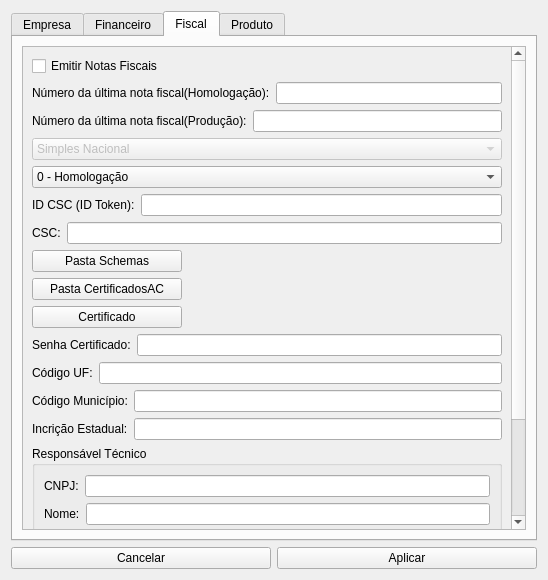
Old version of the form configuracao.ui in the repository GabR36/QEstoqueLoja.
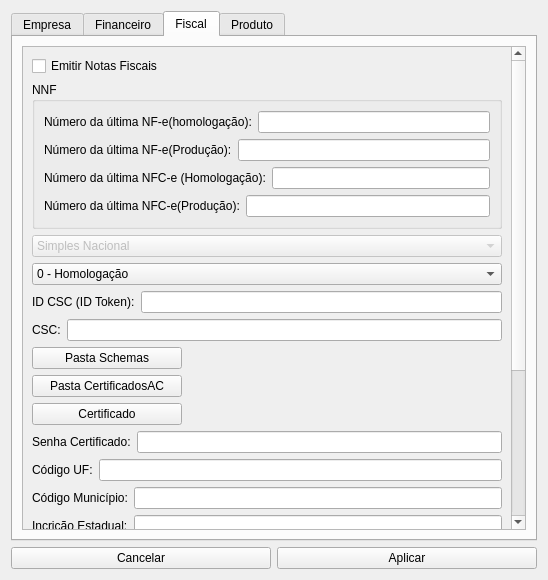
New version of the form. The open tabs and pages were chosen to show the change.

What changed in the file:
```diff
--- a/configuracao.ui
+++ b/configuracao.ui
@@ -307,10 +307,10 @@
             <x>0</x>
             <y>0</y>
             <width>492</width>
-            <height>651</height>
+            <height>752</height>
            </rect>
           </property>
-          <layout class="QVBoxLayout" name="verticalLayout_4">
+          <layout class="QVBoxLayout" name="verticalLayout_8">
            <item>
             <widget class="QCheckBox" name="CheckBox_emitNf">
              <property name="text">
@@ -319,11 +319,48 @@
             </widget>
            </item>
            <item>
+            <widget class="QGroupBox" name="groupBox_2">
+             <property name="toolTip">
+              <string>&lt;html&gt;&lt;head/&gt;&lt;body&gt;&lt;p&gt;Se você já emitiu nota com outro programa vai precisar preencher o número da última Nota-Fiscal e Nota-Fiscal ao Consumidor emitida(Geralmente apenas em produção).&lt;/p&gt;&lt;/body&gt;&lt;/html&gt;</string>
+             </property>
+             <property name="title">
+              <string>NNF</string>
+             </property>
+             <layout class="QVBoxLayout" name="verticalLayout_4">
+              <item>
+               <layout class="QHBoxLayout" name="horizontalLayout_39">
+                <item>
+                 <widget class="QLabel" name="label_33">
+                  <property name="text">
+                   <string>Número da última NF-e(homologação):</string>
+                  </property>
+                 </widget>
+                </item>
+                <item>
+                 <widget class="QLineEdit" name="Ledit_NNfHomologNFe"/>
+                </item>
+               </layout>
+              </item>
+              <item>
+               <layout class="QHBoxLayout" name="horizontalLayout_40">
+                <item>
+                 <widget class="QLabel" name="label_34">
+                  <property name="text">
+                   <string>Número da última NF-e(Produção):</string>
+                  </property>
+                 </widget>
+                </item>
+                <item>
+                 <widget class="QLineEdit" name="Ledit_NNFProdNFe"/>
+                </item>
+               </layout>
+              </item>
+              <item>
             <layout class="QHBoxLayout" name="horizontalLayout_34">
              <item>
               <widget class="QLabel" name="label_23">
                <property name="text">
-                <string>Número da última nota fiscal(Homologação):</string>
+                   <string>Número da última NFC-e (Homologação):</string>
                </property>
               </widget>
              </item>
@@ -337,7 +374,7 @@
              <item>
               <widget class="QLabel" name="label_28">
                <property name="text">
-                <string>Número da última nota fiscal(Produção):</string>
+                   <string>Número da última NFC-e(Produção):</string>
                </property>
               </widget>
              </item>
@@ -345,6 +382,9 @@
               <widget class="QLineEdit" name="Ledit_NNfProd"/>
              </item>
             </layout>
+              </item>
+             </layout>
+            </widget>
            </item>
            <item>
             <widget class="QComboBox" name="CBox_Opcao">
```
Left out of the diff: 2 changed lines with no effect on the pictures. Lines whose indentation alone changed are shown as unchanged.
